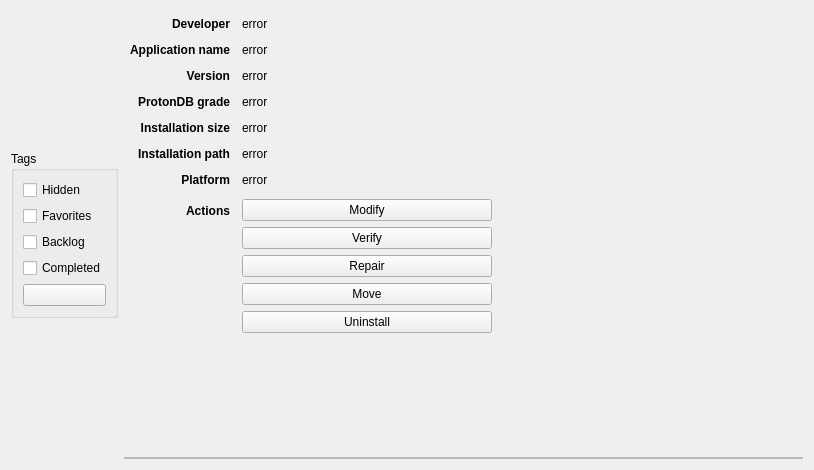
First picture: the form in rare/ui/components/tabs/library/details/details.ui, repository RareDevs/Rare, before the edit.
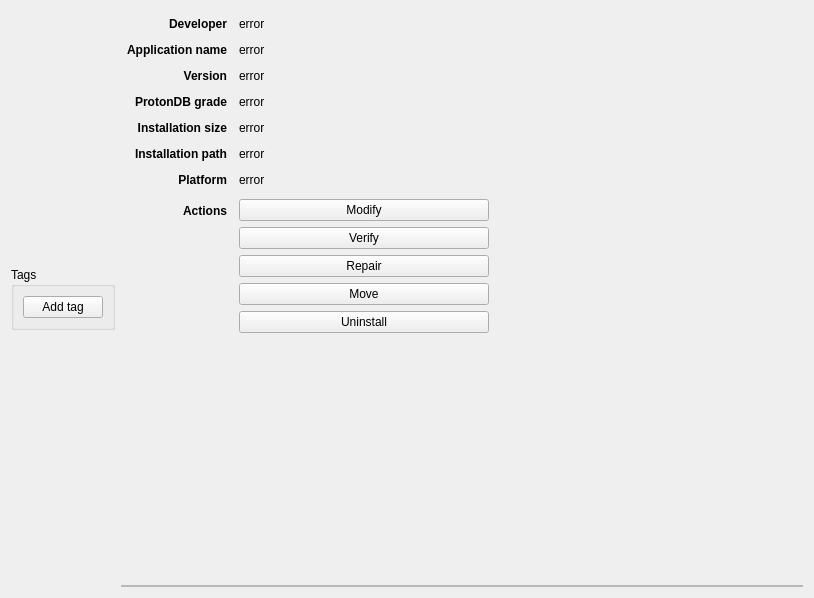
Second picture: the form after the edit.

Commit message: GameDetails: update game tags infrastructure

Patch:
```diff
--- a/rare/ui/components/tabs/library/details/details.ui
+++ b/rare/ui/components/tabs/library/details/details.ui
@@ -7,7 +7,7 @@
     <x>0</x>
     <y>0</y>
     <width>814</width>
-    <height>470</height>
+    <height>598</height>
    </rect>
   </property>
   <property name="windowTitle">
@@ -27,55 +27,23 @@
        <property name="title">
         <string>Tags</string>
        </property>
-       <layout class="QGridLayout" name="tags_layout">
-        <property name="horizontalSpacing">
-         <number>0</number>
-        </property>
-        <item row="3" column="0" colspan="2">
-         <widget class="QCheckBox" name="completed_check">
-          <property name="text">
-           <string>Completed</string>
-          </property>
-         </widget>
+       <layout class="QVBoxLayout" name="tags_group_layout">
+        <item>
+         <layout class="QVBoxLayout" name="tags_layout"/>
         </item>
-        <item row="2" column="0" colspan="2">
-         <widget class="QCheckBox" name="backlog_check">
-          <property name="text">
-           <string>Backlog</string>
-          </property>
-         </widget>
-        </item>
-        <item row="1" column="0" colspan="2">
-         <widget class="QCheckBox" name="favorites_check">
-          <property name="text">
-           <string>Favorites</string>
-          </property>
-         </widget>
-        </item>
-        <item row="0" column="0" colspan="2">
-         <widget class="QCheckBox" name="hidden_check">
-          <property name="text">
-           <string>Hidden</string>
-          </property>
-         </widget>
-        </item>
-        <item row="5" column="0" colspan="2">
-         <layout class="QVBoxLayout" name="custom_tag_layout">
-          <property name="topMargin">
-           <number>0</number>
-          </property>
-          <property name="bottomMargin">
-           <number>0</number>
-          </property>
-         </layout>
-        </item>
-        <item row="7" column="0" colspan="2">
+        <item alignment="Qt::AlignmentFlag::AlignRight">
          <widget class="QPushButton" name="add_tag_button">
+          <property name="sizePolicy">
+           <sizepolicy hsizetype="Fixed" vsizetype="Fixed">
+            <horstretch>0</horstretch>
+            <verstretch>0</verstretch>
+           </sizepolicy>
+          </property>
           <property name="toolTip">
            <string>Add custom tag</string>
           </property>
           <property name="text">
-           <string/>
+           <string>Add tag</string>
           </property>
          </widget>
         </item>
```
The commit also changes 11 other files.
